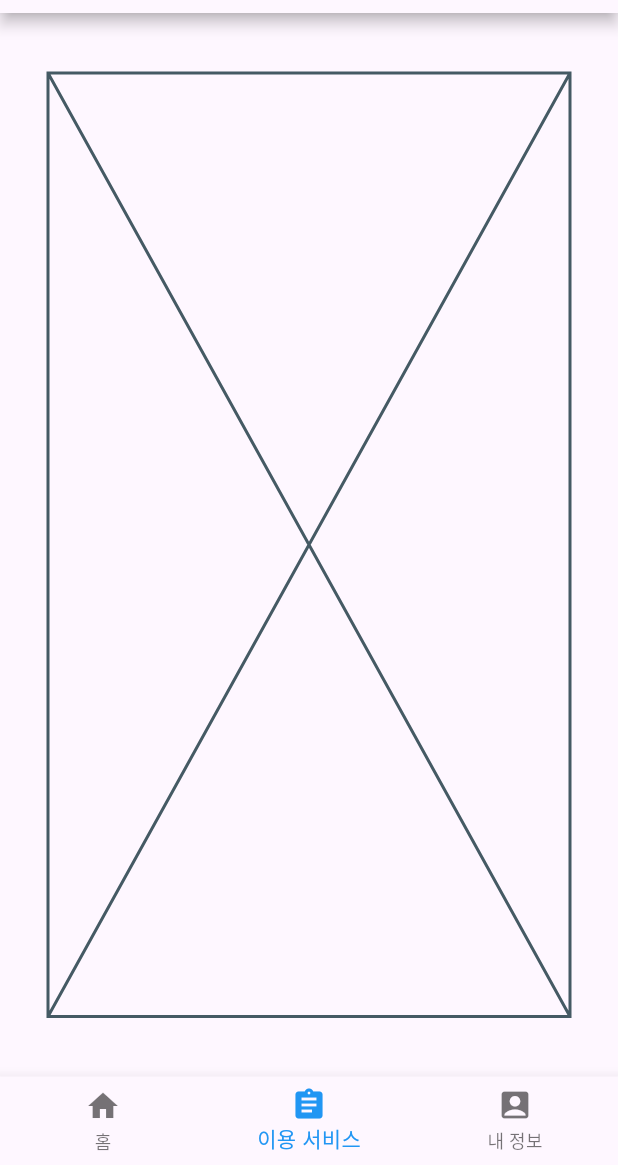
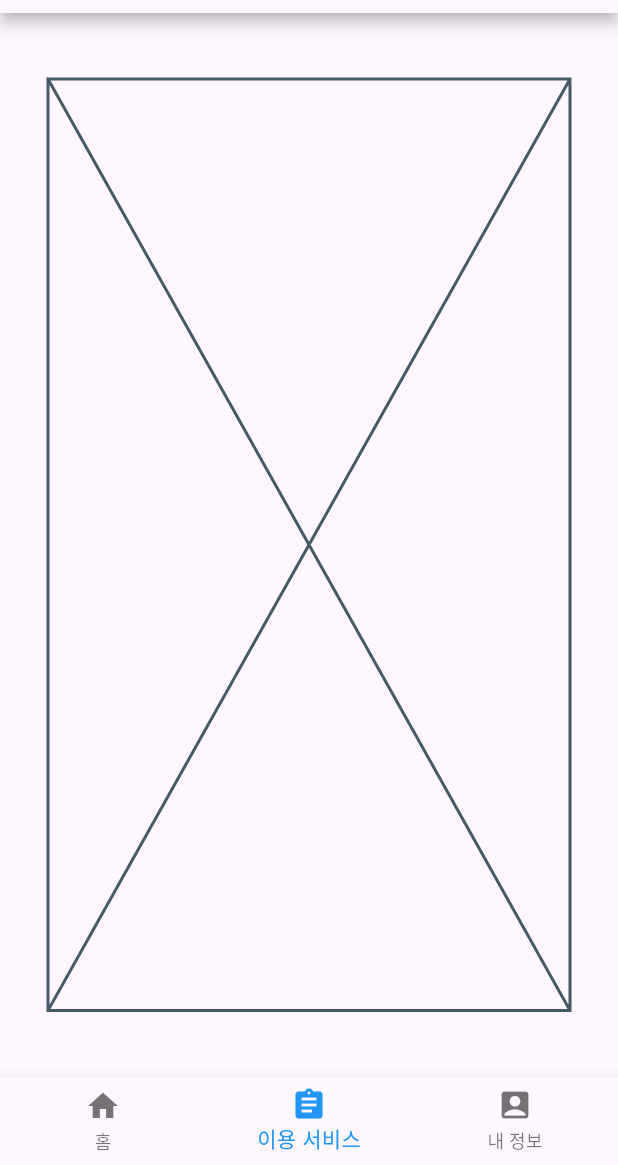
Before and after one commit to dxxxxxkxx/kakao_t, a Flutter app: the screen it shows after launch, item 2 of the bottom bar chosen, on a phone screen of 412 x 824 dp, the part 71-1236 px from its top. Run offline on Flutter 3.47's test engine with Material 3 defaults, Android fonts, the phone set to English and light mode, and no system bars; our stand-ins replace carousel_slider.

Commit message:
feat: Edit spacing

```diff
--- a/lib/home_screen.dart
+++ b/lib/home_screen.dart
@@ -11,10 +11,10 @@ class HomeScreen extends StatelessWidget {
   Widget build(BuildContext context) {
     return ListView(
       children: [
-        Contents(),
-        SizedBox(height: 32.0),
+        const Contents(),
+        const SizedBox(height: 48.0),
         Banners(),
-        SizedBox(height: 32.0),
+        const SizedBox(height: 48.0),
         Notices()
       ],
     );
--- a/lib/main.dart
+++ b/lib/main.dart
@@ -17,7 +17,7 @@ class KakaoT extends StatelessWidget {
         colorScheme: ColorScheme.fromSeed(seedColor: Colors.deepPurple),
         useMaterial3: true,
       ),
-      home: MainScreen(),
+      home: const MainScreen(),
     );
   }
 }
--- a/lib/main_screen.dart
+++ b/lib/main_screen.dart
@@ -13,9 +13,9 @@ class MainScreen extends StatefulWidget {
 
 class _MainScreenState extends State<MainScreen> {
   final List<Widget> _screens = [
-    HomeScreen(),
-    MyServiceScreen(),
-    MyInfoScreen()
+    const HomeScreen(),
+    const MyServiceScreen(),
+    const MyInfoScreen()
   ];
   int _index = 0;
 
@@ -50,7 +50,7 @@ class _MainScreenState extends State<MainScreen> {
           ),
         ),
         body: Padding(
-          padding: const EdgeInsets.symmetric(vertical: 40.0, horizontal: 32.0),
+          padding: const EdgeInsets.symmetric(vertical: 44.0, horizontal: 32.0),
           child: _screens[_index],
         ),
         bottomNavigationBar: BottomNavigationBar(
```
Also changed, not shown: lib/contents.dart (+8 -26 lines).
